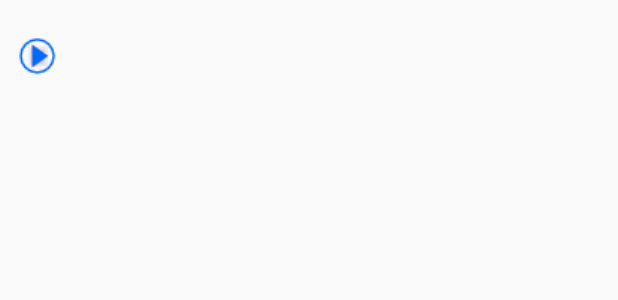
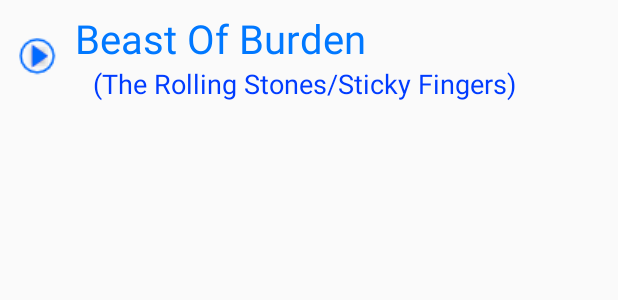
Before and after one commit to bswanson58/AndroidNoise, an Android app: the layout favorite_list_item.xml on its own in the app's theme, with its tools: preview values and no code run, on a phone screen of 412 x 824 dp. Shown: the top 300 px of the screen. Run offline under Robolectric (Android 15) with nearby library versions, the phone set to English and light mode, and no system bars.

Commit message:
Set the sub title indent for the favorites and search item displays.

```diff
--- a/AndroidNoise/src/main/res/layout/favorite_list_item.xml
+++ b/AndroidNoise/src/main/res/layout/favorite_list_item.xml
@@ -14,6 +14,7 @@
         android:layout_height="35dp"
         android:layout_gravity="center_vertical"
         android:layout_marginLeft="@dimen/noise_base_padding"
+        android:layout_marginRight="@dimen/noise_base_padding"
         android:layout_centerVertical="true"
         style="@style/PlayButtonStyle"
         />
@@ -23,7 +24,7 @@
         android:layout_height="wrap_content"
         android:layout_width="wrap_content"
         android:layout_toRightOf="@+id/play_button"
-        android:layout_marginLeft="@dimen/noise_base_padding"
+        android:text="Beast Of Burden"
         style="@style/TitleText"
         />
 
@@ -34,6 +35,7 @@
         android:layout_below="@+id/fli_name"
         android:layout_toRightOf="@+id/play_button"
         android:layout_marginLeft="@dimen/noise_sub_item_indent"
+        android:text="(The Rolling Stones/Sticky Fingers)"
         style="@style/SubTitleText"
         />
 
--- a/AndroidNoise/src/main/res/layout/search_list_item.xml
+++ b/AndroidNoise/src/main/res/layout/search_list_item.xml
@@ -14,6 +14,7 @@
         android:layout_height="35dp"
         android:layout_gravity="center_vertical"
         android:layout_marginLeft="@dimen/noise_base_padding"
+        android:layout_marginRight="@dimen/noise_base_padding"
         android:layout_centerVertical="true"
         style="@style/PlayButtonStyle"
         />
@@ -23,7 +24,6 @@
         android:layout_height="wrap_content"
         android:layout_width="wrap_content"
         android:layout_toRightOf="@+id/play_button"
-        android:layout_marginLeft="@dimen/noise_base_padding"
         android:text="Beast Of Burden"
         style="@style/TitleText"
         />
```
